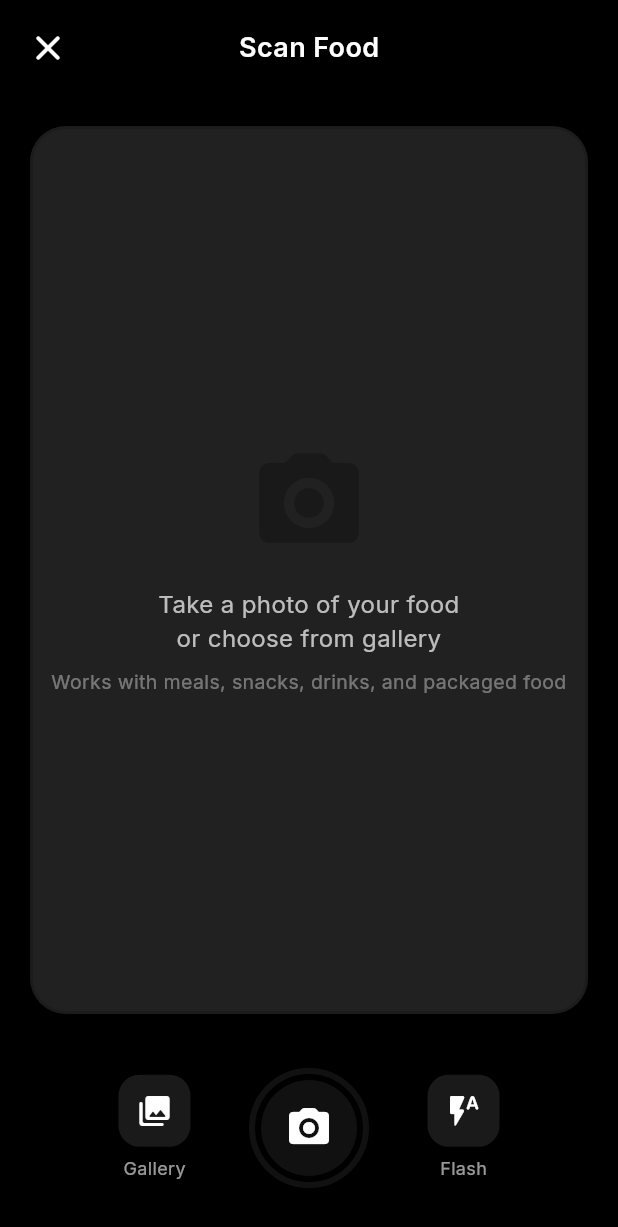
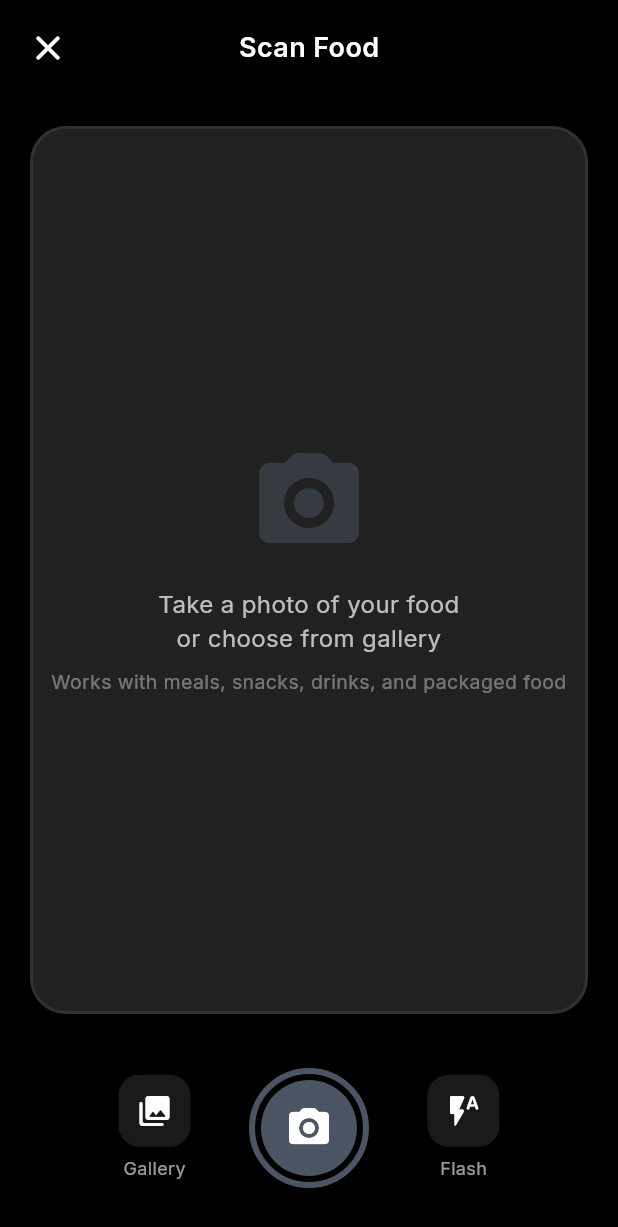
Before and after one commit to johndilipkumar/NUTRITRACK, a Flutter app: the CameraScreen screen opened by its route, on a phone screen of 412 x 824 dp. Shown: the top 1227 px of the screen. Run offline on Flutter 3.47's test engine with Material 3 defaults, Android fonts, the phone set to English and light mode, and no system bars; our stand-ins replace dio, fl_chart, flutter_riverpod, go_router, google_fonts, image_picker and 2 more; accounts and stored records are empty; network calls fail.

Commit message:
Fix dark mode visibility - make primary color visible on both themes

```diff
--- a/mobile/lib/core/theme/app_colors.dart
+++ b/mobile/lib/core/theme/app_colors.dart
@@ -6,10 +6,10 @@ class AppColors {
   AppColors._();
 
   // ─── Primary Brand Colors ─────────────────────────────────────────────
-  static const Color primary = Color(0xFF111111);        // Near-black
-  static const Color primaryDark = Color(0xFF000000);
-  static const Color primaryLight = Color(0xFF444444);
-  static const Color primarySurface = Color(0xFFF2F2F2);
+  static const Color primary = Color(0xFF4B5563);        // Neutral gray — visible on both themes
+  static const Color primaryDark = Color(0xFF374151);
+  static const Color primaryLight = Color(0xFF9CA3AF);
+  static const Color primarySurface = Color(0xFFF3F4F6);
 
   // ─── Accent Colors ────────────────────────────────────────────────────
   static const Color accent = Color(0xFF111111);
```
Also changed, not shown: mobile/lib/features/home/screens/home_screen.dart (+16 -13 lines), 1 other file.
